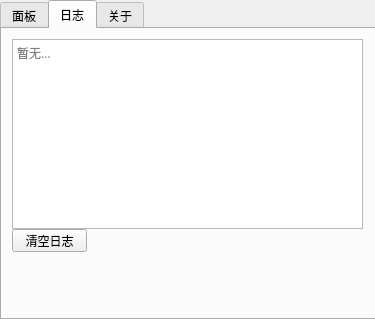
Old version of the form ui/form.ui in the repository Gingmzmzx/AntiZTools.
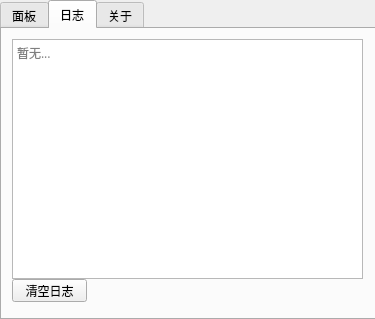
New version of the form. The open tabs and pages were chosen to show the change.

```diff
--- a/ui/form.ui
+++ b/ui/form.ui
@@ -245,7 +245,7 @@
        <x>10</x>
        <y>10</y>
        <width>351</width>
-       <height>190</height>
+       <height>240</height>
       </rect>
      </property>
      <property name="placeholderText">
@@ -256,7 +256,7 @@
      <property name="geometry">
       <rect>
        <x>10</x>
-       <y>200</y>
+       <y>250</y>
        <width>75</width>
        <height>23</height>
       </rect>
```
